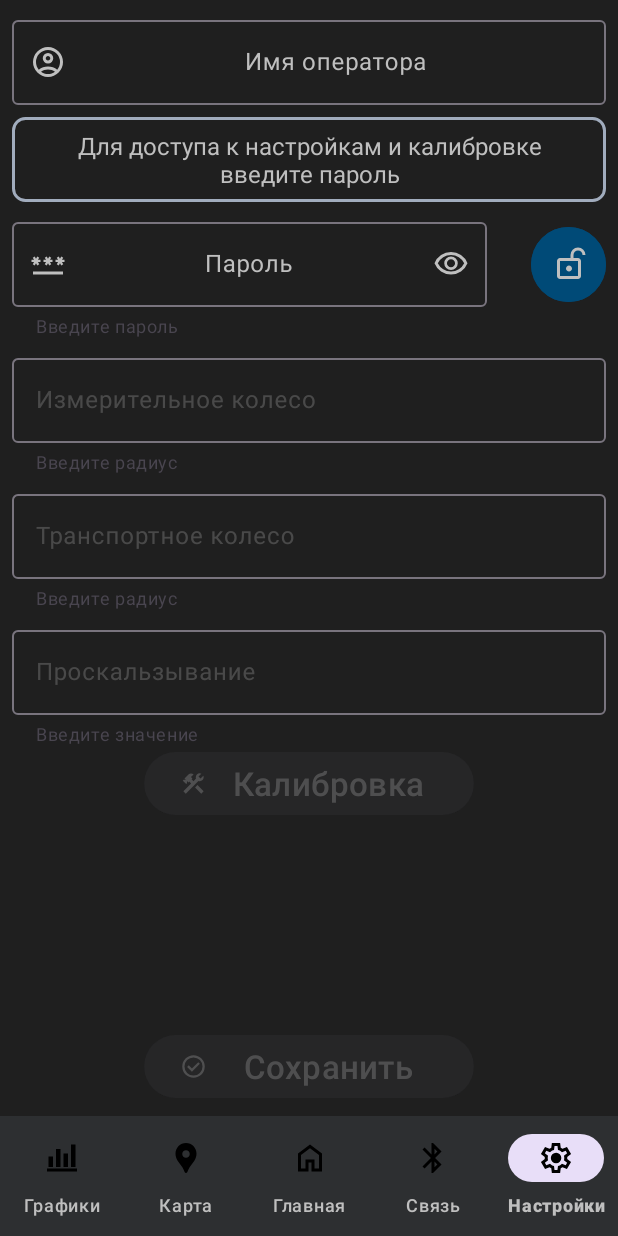
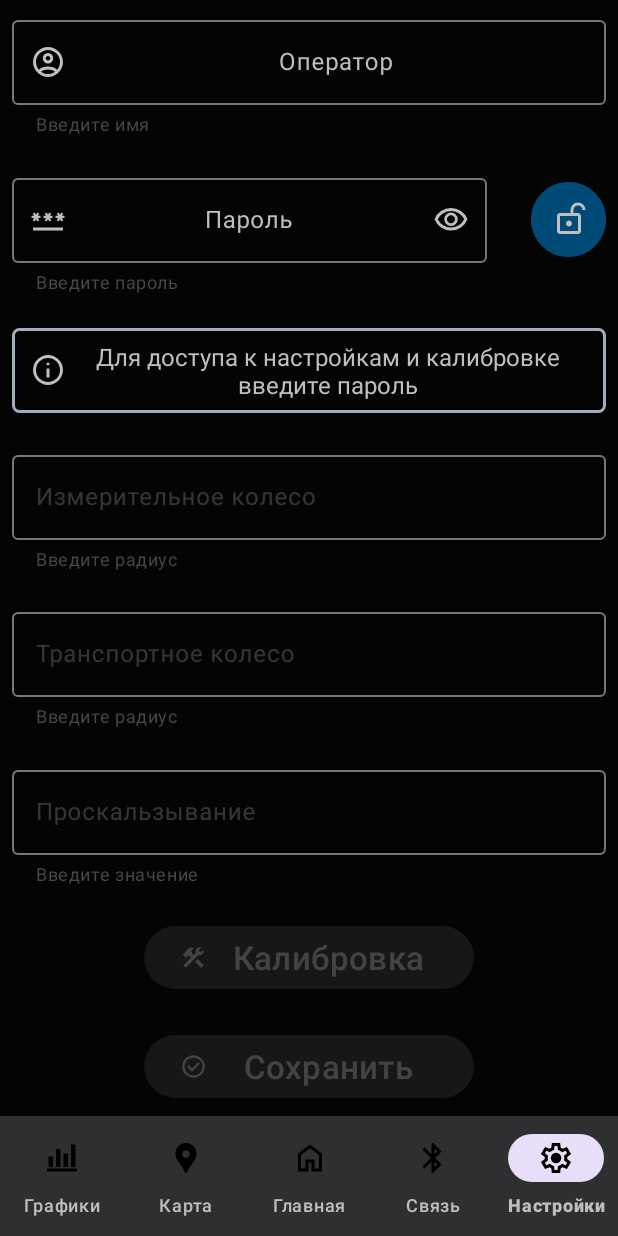
Before and after one commit to mkopichev/iksem_new, an Android app: the screen it shows after launch (MainActivity), item 5 of the bottom bar chosen, on a phone screen of 412 x 824 dp. Run offline under Robolectric (Android 15) with nearby library versions, the phone set to English and light mode, and no system bars.

Commit message:
all layouts redrawn, constraint layout now looks better

```diff
--- /dev/null
+++ b/iksem_software/app/src/main/res/drawable/ic_info.xml
@@ -0,0 +1,5 @@
+<vector android:height="24dp" android:tint="#000000"
+    android:viewportHeight="960" android:viewportWidth="960"
+    android:width="24dp" xmlns:android="http://schemas.android.com/apk/res/android">
+    <path android:fillColor="@android:color/white" android:pathData="M440,680L520,680L520,440L440,440L440,680ZM480,360Q497,360 508.5,348.5Q520,337 520,320Q520,303 508.5,291.5Q497,280 480,280Q463,280 451.5,291.5Q440,303 440,320Q440,337 451.5,348.5Q463,360 480,360ZM480,880Q397,880 324,848.5Q251,817 197,763Q143,709 111.5,636Q80,563 80,480Q80,397 111.5,324Q143,251 197,197Q251,143 324,111.5Q397,80 480,80Q563,80 636,111.5Q709,143 763,197Q817,251 848.5,324Q880,397 880,480Q880,563 848.5,636Q817,709 763,763Q709,817 636,848.5Q563,880 480,880ZM480,800Q614,800 707,707Q800,614 800,480Q800,346 707,253Q614,160 480,160Q346,160 253,253Q160,346 160,480Q160,614 253,707Q346,800 480,800ZM480,480Q480,480 480,480Q480,480 480,480Q480,480 480,480Q480,480 480,480Q480,480 480,480Q480,480 480,480Q480,480 480,480Q480,480 480,480Z"/>
+</vector>
--- a/iksem_software/app/src/main/res/drawable/rounded_box_framed.xml
+++ b/iksem_software/app/src/main/res/drawable/rounded_box_framed.xml
@@ -3,7 +3,7 @@
     <stroke
         android:width="2dp"
         android:color="@color/blue_grayish_light" />
-    <corners android:radius="8dp" />
+    <corners android:radius="4dp" />
     <padding
         android:bottom="8dp"
         android:left="16dp"
--- a/iksem_software/app/src/main/res/layout/fragment_map.xml
+++ b/iksem_software/app/src/main/res/layout/fragment_map.xml
@@ -39,8 +39,7 @@
         app:layout_constrainedHeight="true"
         app:layout_constraintBottom_toTopOf="@id/map_coordinates"
         app:layout_constraintEnd_toEndOf="parent"
-        app:layout_constraintHeight_max="700dp"
-        app:layout_constraintHeight_min="400dp"
+        app:layout_constraintHeight_percent="0.8"
         app:layout_constraintStart_toStartOf="parent"
         app:layout_constraintTop_toBottomOf="@id/map_location_here" />
 
--- a/iksem_software/app/src/main/res/layout/fragment_settings.xml
+++ b/iksem_software/app/src/main/res/layout/fragment_settings.xml
@@ -11,9 +11,8 @@
         android:id="@+id/text_settings"
         android:layout_width="match_parent"
         android:layout_height="wrap_content"
-        android:layout_marginStart="8dp"
+        android:layout_marginHorizontal="8dp"
         android:layout_marginTop="8dp"
-        android:layout_marginEnd="8dp"
         android:textAlignment="center"
         android:textSize="20sp"
         android:visibility="gone"
@@ -28,14 +27,14 @@
         android:layout_width="match_parent"
         android:layout_height="wrap_content"
         android:layout_marginBottom="@dimen/activity_vertical_margin"
-        android:hint="@string/settings_operator_name"
+        android:hint="@string/settings_operator"
         app:endIconDrawable="@drawable/ic_clear"
         app:endIconMode="clear_text"
-        app:layout_constraintBottom_toTopOf="@id/settings_password_warning"
+        app:helperText="@string/settings_input_name"
         app:layout_constraintEnd_toEndOf="parent"
         app:layout_constraintStart_toStartOf="parent"
         app:layout_constraintTop_toTopOf="parent"
-        app:startIconContentDescription="@string/settings_operator_name"
+        app:startIconContentDescription="@string/settings_operator"
         app:startIconDrawable="@drawable/ic_name">
 
         <com.google.android.material.textfield.TextInputEditText
@@ -48,36 +47,22 @@
 
     </com.google.android.material.textfield.TextInputLayout>
 
-    <TextView
-        android:id="@+id/settings_password_warning"
-        style="@style/header_text_2"
-        android:layout_width="match_parent"
-        android:layout_height="wrap_content"
-        android:layout_marginBottom="@dimen/activity_vertical_margin"
-        android:background="@drawable/rounded_box_framed"
-        android:text="@string/settings_password_warning"
-        android:textAlignment="center"
-        app:layout_constraintBottom_toTopOf="@id/settings_password_title"
-        app:layout_constraintEnd_toEndOf="parent"
-        app:layout_constraintStart_toStartOf="parent"
-        app:layout_constraintTop_toBottomOf="@id/settings_operator_title" />
-
     <com.google.android.material.textfield.TextInputLayout
         android:id="@+id/settings_password_title"
         style="@style/input_edit_text"
         android:layout_width="wrap_content"
         android:layout_height="wrap_content"
-        android:layout_marginBottom="@dimen/activity_vertical_margin"
+        android:layout_marginVertical="@dimen/activity_vertical_margin"
         android:hint="@string/settings_password"
         app:endIconDrawable="@drawable/button_visibility"
         app:endIconMode="password_toggle"
         app:helperText="@string/settings_input_password"
         app:layout_constrainedWidth="true"
-        app:layout_constraintBottom_toTopOf="@id/settings_measuring_radius_title"
+        app:layout_constraintBottom_toTopOf="@id/settings_password_warning"
         app:layout_constraintEnd_toStartOf="@id/settings_password_button"
         app:layout_constraintHorizontal_bias="0"
         app:layout_constraintStart_toStartOf="parent"
-        app:layout_constraintTop_toBottomOf="@id/settings_password_warning"
+        app:layout_constraintTop_toBottomOf="@id/settings_operator_title"
         app:layout_constraintWidth_percent="0.8"
         app:startIconContentDescription="@string/settings_input_password"
         app:startIconDrawable="@drawable/ic_password">
@@ -107,10 +92,42 @@
         app:iconGravity="textStart"
         app:iconPadding="0dp"
         app:iconSize="24dp"
-        app:layout_constraintBottom_toTopOf="@id/settings_measuring_radius_title"
+        app:layout_constraintBottom_toTopOf="@id/settings_password_warning"
         app:layout_constraintDimensionRatio="1:1"
         app:layout_constraintEnd_toEndOf="parent"
-        app:layout_constraintTop_toBottomOf="@id/settings_password_warning" />
+        app:layout_constraintTop_toBottomOf="@id/settings_operator_title" />
+
+    <LinearLayout
+        android:id="@+id/settings_password_warning"
+        android:layout_width="match_parent"
+        android:layout_height="wrap_content"
+        android:layout_marginBottom="@dimen/activity_vertical_margin"
+        android:background="@drawable/rounded_box_framed"
+        android:orientation="horizontal"
+        android:paddingHorizontal="12dp"
+        app:layout_constraintBottom_toTopOf="@id/settings_measuring_radius_title"
+        app:layout_constraintEnd_toEndOf="parent"
+        app:layout_constraintStart_toStartOf="parent"
+        app:layout_constraintTop_toBottomOf="@id/settings_password_title">
+
+        <com.google.android.material.imageview.ShapeableImageView
+            android:layout_width="wrap_content"
+            android:layout_height="wrap_content"
+            android:layout_gravity="center|start"
+            android:contentDescription="@string/settings_password_warning"
+            android:src="@drawable/ic_info"
+            android:tint="@color/background_text" />
+
+        <com.google.android.material.textview.MaterialTextView
+            style="@style/header_text_2"
+            android:layout_width="wrap_content"
+            android:layout_height="wrap_content"
+            android:layout_gravity="center"
+            android:paddingHorizontal="@dimen/activity_horizontal_margin"
+            android:text="@string/settings_password_warning"
+            android:textAlignment="center" />
+
+    </LinearLayout>
 
     <com.google.android.material.textfield.TextInputLayout
         android:id="@+id/settings_measuring_radius_title"
@@ -125,7 +142,7 @@
         app:layout_constraintBottom_toTopOf="@id/settings_driving_radius_title"
         app:layout_constraintEnd_toEndOf="parent"
         app:layout_constraintStart_toStartOf="parent"
-        app:layout_constraintTop_toBottomOf="@id/settings_password_title"
+        app:layout_constraintTop_toBottomOf="@id/settings_password_warning"
         app:suffixText="@string/settings_mm">
 
         <com.google.android.material.textfield.TextInputEditText
@@ -195,6 +212,7 @@
         android:layout_marginBottom="@dimen/activity_vertical_margin"
         android:text="@string/settings_calibration_button"
         app:icon="@drawable/ic_calibration"
+        app:layout_constraintBottom_toTopOf="@id/settings_save_button"
         app:layout_constraintEnd_toEndOf="parent"
         app:layout_constraintStart_toStartOf="parent"
         app:layout_constraintTop_toBottomOf="@id/settings_slip_ratio_title" />
--- a/iksem_software/app/src/main/res/values/colors.xml
+++ b/iksem_software/app/src/main/res/values/colors.xml
@@ -2,7 +2,7 @@
 <resources>
     <color name="black">#FF000000</color>
     <color name="white">#FFFFFFFF</color>
-    <color name="background">#1f1f1f</color>
+    <color name="background">#040404</color>
     <color name="background_over">#2d2f31</color>
     <color name="background_over_disabled">#442d2f31</color>
     <color name="background_text">#bfbfbf</color>
--- a/iksem_software/app/src/main/res/values/strings.xml
+++ b/iksem_software/app/src/main/res/values/strings.xml
@@ -1,9 +1,9 @@
 <?xml version="1.0" encoding="utf-8"?>
 <resources>
     <string name="app_name" translatable="false">ИКСЭМ</string>
-    <string name="title_main">Главная</string>
     <string name="title_charts">Графики</string>
     <string name="title_map">Карта</string>
+    <string name="title_main">Главная</string>
     <string name="title_connection">Связь</string>
     <string name="title_settings">Настройки</string>
     <string name="title_calibration">Калибровка</string>
@@ -15,7 +15,7 @@
     <string name="map_longitude">Долгота:</string>
     <string name="map_latitude_letter" translatable="false">N</string>
     <string name="map_longitude_letter" translatable="false">E</string>
-    <string name="settings_operator_name">Имя оператора</string>
+    <string name="settings_operator">Оператор</string>
     <string name="settings_measuring_wheel">Измерительное колесо</string>
     <string name="settings_transport_wheel">Транспортное колесо</string>
     <string name="settings_slip_ratio">Проскальзывание</string>
@@ -98,4 +98,5 @@
     <string name="settings_input_radius">Введите радиус</string>
     <string name="settings_input_value">Введите значение</string>
     <string name="settings_password">Пароль</string>
+    <string name="settings_input_name">Введите имя</string>
 </resources>
--- a/iksem_software/app/src/main/res/values/themes.xml
+++ b/iksem_software/app/src/main/res/values/themes.xml
@@ -1,4 +1,4 @@
-<resources xmlns:tools="http://schemas.android.com/tools">
+<resources>
     <!-- Base application theme. -->
     <style name="Theme.IKSEMSoftware" parent="Theme.Material3.DayNight.NoActionBar">
         <!-- Primary brand color. -->
```
Also changed, not shown: iksem_software/app/src/main/res/layout/fragment_bluetooth.xml (+15 -5 lines), iksem_software/app/src/main/res/layout/fragment_calibration.xml (+25 -8 lines), iksem_software/app/src/main/res/layout/fragment_home.xml (+11 -6 lines), iksem_software/app/src/main/res/layout/fragment_protocols.xml (+9 -4 lines), 1 other file.
